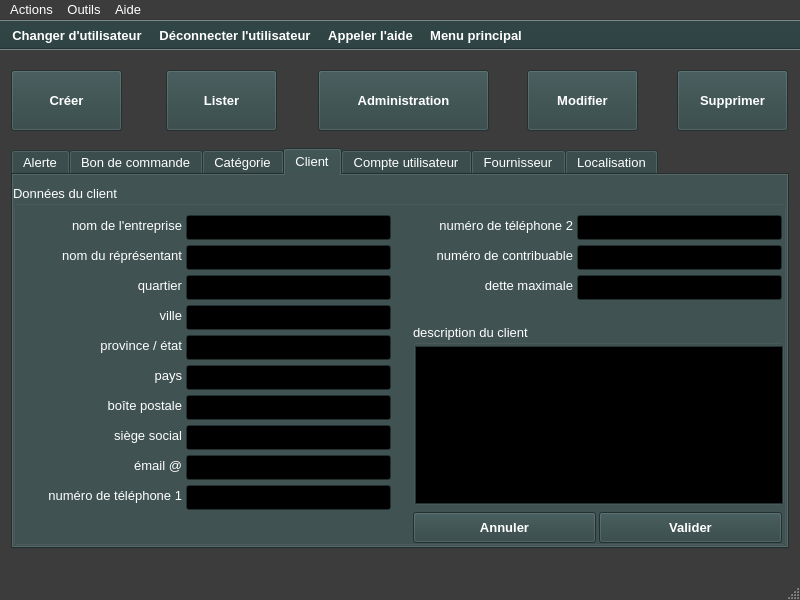
Before: the Qt Designer form ui/yeroth-erp-admin-modifier-window.ui in xnoumbissinoundou/yeroth-erp-3.0, drawn with Qt 5.
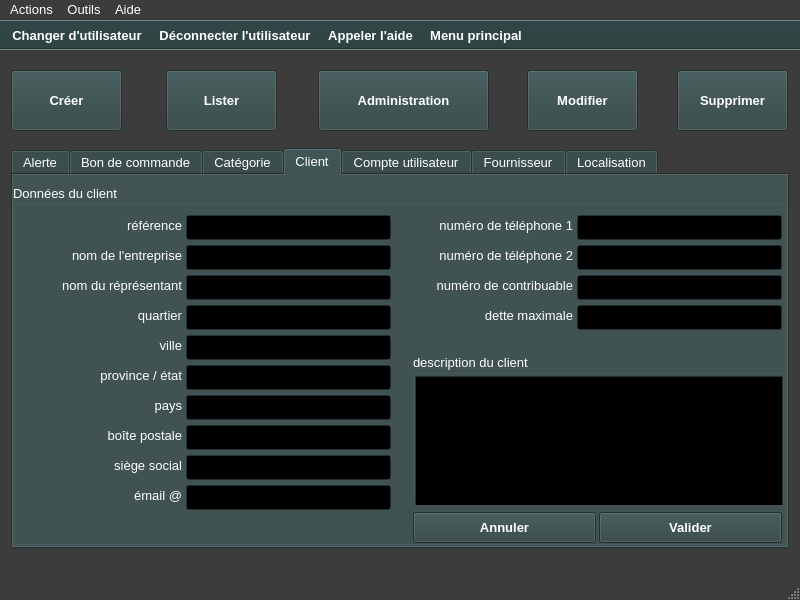
After: the same form once the commit is applied. The open tabs and pages were chosen to show the change. Icons and pictures are not drawn. Custom widgets are drawn as their Qt base class.

Commit message: On branch master 	modified:   bin/yeroth-erp-3-0_english.qm 	modified:   src/admin/creer/creer-client.cpp 	modified:   src/admin/detail/yeroth-erp-admin-detail-window.cpp 	modified:   src/admin/modifier/modifier-client.cpp 	modified:   src/windows/yeroth-erp-clients-detail-window.cpp 	modified:   ui/yeroth-erp-admin-create-window.ui 	modified:   ui/yeroth-erp-admin-detail-window.ui 	modified:   ui/yeroth-erp-admin-modifier-window.ui 	modified:   ui/yeroth-erp-clients-detail-window.ui 	modified:   yeroth-erp-3-0_english.ts

```diff
--- a/ui/yeroth-erp-admin-modifier-window.ui
+++ b/ui/yeroth-erp-admin-modifier-window.ui
@@ -4763,7 +4763,7 @@
        <property name="geometry">
         <rect>
          <x>16</x>
-         <y>30</y>
+         <y>60</y>
          <width>153</width>
          <height>21</height>
         </rect>
@@ -4779,7 +4779,7 @@
        <property name="geometry">
         <rect>
          <x>16</x>
-         <y>90</y>
+         <y>120</y>
          <width>153</width>
          <height>21</height>
         </rect>
@@ -4795,7 +4795,7 @@
        <property name="geometry">
         <rect>
          <x>16</x>
-         <y>120</y>
+         <y>150</y>
          <width>153</width>
          <height>21</height>
         </rect>
@@ -4811,7 +4811,7 @@
        <property name="geometry">
         <rect>
          <x>173</x>
-         <y>30</y>
+         <y>60</y>
          <width>205</width>
          <height>25</height>
         </rect>
@@ -4827,7 +4827,7 @@
        <property name="geometry">
         <rect>
          <x>173</x>
-         <y>90</y>
+         <y>120</y>
          <width>205</width>
          <height>25</height>
         </rect>
@@ -4843,7 +4843,7 @@
        <property name="geometry">
         <rect>
          <x>173</x>
-         <y>120</y>
+         <y>150</y>
          <width>205</width>
          <height>25</height>
         </rect>
@@ -4859,7 +4859,7 @@
        <property name="geometry">
         <rect>
          <x>173</x>
-         <y>180</y>
+         <y>210</y>
          <width>205</width>
          <height>25</height>
         </rect>
@@ -4875,7 +4875,7 @@
        <property name="geometry">
         <rect>
          <x>16</x>
-         <y>180</y>
+         <y>210</y>
          <width>153</width>
          <height>21</height>
         </rect>
@@ -5758,8 +5758,8 @@
       <widget class="YerothLineEdit" name="lineEdit_modifier_client_numero_telephone_1">
        <property name="geometry">
         <rect>
-         <x>173</x>
-         <y>300</y>
+         <x>564</x>
+         <y>30</y>
          <width>205</width>
          <height>25</height>
         </rect>
@@ -5774,9 +5774,9 @@
       <widget class="QLabel" name="label_numero_telephone_10">
        <property name="geometry">
         <rect>
-         <x>16</x>
-         <y>300</y>
-         <width>153</width>
+         <x>400</x>
+         <y>30</y>
+         <width>160</width>
          <height>21</height>
         </rect>
        </property>
@@ -5791,7 +5791,7 @@
        <property name="geometry">
         <rect>
          <x>400</x>
-         <y>30</y>
+         <y>60</y>
          <width>160</width>
          <height>21</height>
         </rect>
@@ -5807,7 +5807,7 @@
        <property name="geometry">
         <rect>
          <x>400</x>
-         <y>60</y>
+         <y>90</y>
          <width>160</width>
          <height>21</height>
         </rect>
@@ -5823,7 +5823,7 @@
        <property name="geometry">
         <rect>
          <x>564</x>
-         <y>30</y>
+         <y>60</y>
          <width>205</width>
          <height>25</height>
         </rect>
@@ -5839,7 +5839,7 @@
        <property name="geometry">
         <rect>
          <x>564</x>
-         <y>60</y>
+         <y>90</y>
          <width>205</width>
          <height>25</height>
         </rect>
@@ -5855,7 +5855,7 @@
        <property name="geometry">
         <rect>
          <x>16</x>
-         <y>60</y>
+         <y>90</y>
          <width>153</width>
          <height>21</height>
         </rect>
@@ -5871,7 +5871,7 @@
        <property name="geometry">
         <rect>
          <x>173</x>
-         <y>60</y>
+         <y>90</y>
          <width>205</width>
          <height>25</height>
         </rect>
@@ -5887,9 +5887,9 @@
        <property name="geometry">
         <rect>
          <x>400</x>
-         <y>139</y>
+         <y>169</y>
          <width>371</width>
-         <height>181</height>
+         <height>151</height>
         </rect>
        </property>
        <property name="font">
@@ -5917,7 +5917,7 @@
        <property name="geometry">
         <rect>
          <x>16</x>
-         <y>240</y>
+         <y>270</y>
          <width>153</width>
          <height>21</height>
         </rect>
@@ -5933,7 +5933,7 @@
        <property name="geometry">
         <rect>
          <x>173</x>
-         <y>240</y>
+         <y>270</y>
          <width>205</width>
          <height>25</height>
         </rect>
@@ -5949,7 +5949,7 @@
        <property name="geometry">
         <rect>
          <x>16</x>
-         <y>270</y>
+         <y>300</y>
          <width>153</width>
          <height>21</height>
         </rect>
@@ -5965,7 +5965,7 @@
        <property name="geometry">
         <rect>
          <x>173</x>
-         <y>270</y>
+         <y>300</y>
          <width>205</width>
          <height>25</height>
         </rect>
@@ -5981,7 +5981,7 @@
        <property name="geometry">
         <rect>
          <x>173</x>
-         <y>210</y>
+         <y>240</y>
          <width>205</width>
          <height>25</height>
         </rect>
@@ -5997,7 +5997,7 @@
        <property name="geometry">
         <rect>
          <x>16</x>
-         <y>210</y>
+         <y>240</y>
          <width>153</width>
          <height>21</height>
         </rect>
@@ -6013,7 +6013,7 @@
        <property name="geometry">
         <rect>
          <x>173</x>
-         <y>150</y>
+         <y>180</y>
          <width>205</width>
          <height>25</height>
         </rect>
@@ -6028,7 +6028,7 @@
        <property name="geometry">
         <rect>
          <x>16</x>
-         <y>150</y>
+         <y>180</y>
          <width>153</width>
          <height>21</height>
         </rect>
@@ -6044,7 +6044,7 @@
        <property name="geometry">
         <rect>
          <x>389</x>
-         <y>90</y>
+         <y>120</y>
          <width>171</width>
          <height>21</height>
         </rect>
@@ -6060,7 +6060,7 @@
        <property name="geometry">
         <rect>
          <x>564</x>
-         <y>90</y>
+         <y>120</y>
          <width>205</width>
          <height>25</height>
         </rect>
@@ -6072,6 +6072,37 @@
         </font>
        </property>
       </widget>
+      <widget class="YerothLineEdit" name="lineEdit_modifier_client_reference_client">
+       <property name="geometry">
+        <rect>
+         <x>173</x>
+         <y>30</y>
+         <width>205</width>
+         <height>25</height>
+        </rect>
+       </property>
+       <property name="font">
+        <font>
+         <pointsize>10</pointsize>
+        </font>
+       </property>
+      </widget>
+      <widget class="QLabel" name="label_modifier_client_reference_client">
+       <property name="geometry">
+        <rect>
+         <x>16</x>
+         <y>30</y>
+         <width>153</width>
+         <height>21</height>
+        </rect>
+       </property>
+       <property name="text">
+        <string>référence</string>
+       </property>
+       <property name="alignment">
+        <set>Qt::AlignRight|Qt::AlignTrailing|Qt::AlignVCenter</set>
+       </property>
+      </widget>
      </widget>
     </widget>
     <widget class="QWidget" name="tab_compte_utilisateur">
```
The commit also changes 9 other files.
